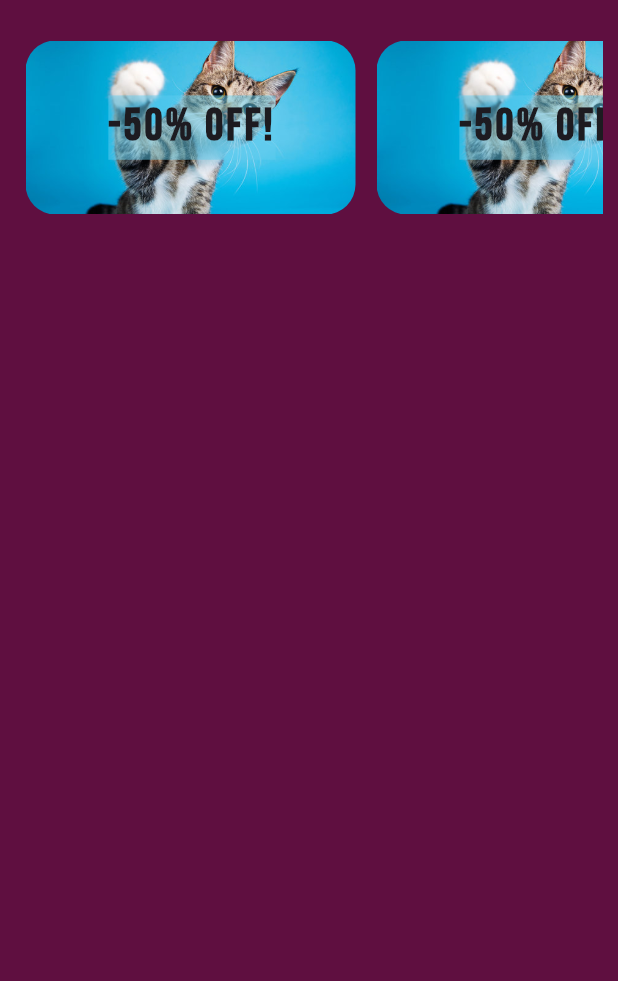
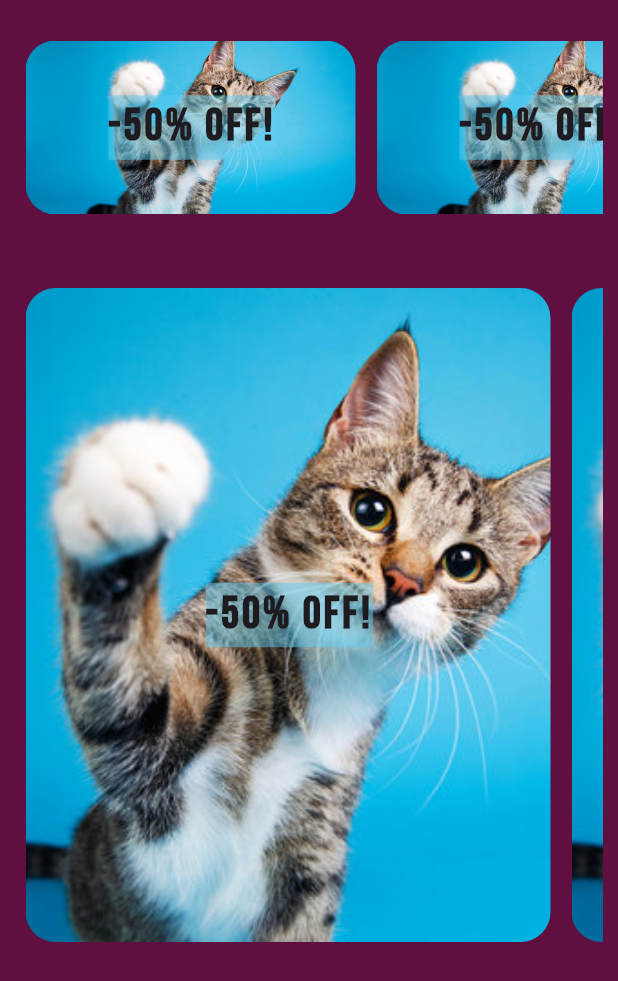
Before and after one commit to Ciapek117/PurrfectShopApp, a Flutter app: the HomePage screen opened by its route, on a phone screen of 412 x 824 dp. Shown: the top 981 px of the screen. Run offline on Flutter 3.47's test engine with Material 3 defaults, Android fonts, the phone set to English and light mode, and no system bars; our stand-ins replace cloud_firestore, firebase_auth, firebase_core, google_fonts, google_nav_bar; missing offline and left inert: dart:ffi, glowy_borders; accounts and stored records are empty.

Commit message:
Made more cats with tiles

```diff
--- a/lib/pages/home_page.dart
+++ b/lib/pages/home_page.dart
@@ -22,10 +22,26 @@ class HomePage extends StatelessWidget {
                       backgroundColor: Color(0xFF61ccee).withOpacity(0.5),
                       text: '-50% OFF!',
                       imagePath: 'images/images_for_tiles/kot1.jpg',
+                      width: 220,
                   ))),
           ),
 
-          const SizedBox(height: 20),
+          const SizedBox(height: 5),
+
+          Padding(
+            padding: const EdgeInsets.fromLTRB(10, 10, 10, 20),
+            child: SizedBox(
+                height: 450,
+                child: ListView.builder(
+                    itemCount: 7,
+                    scrollDirection: Axis.horizontal,
+                    itemBuilder: (context, index) => CustomTile(
+                      backgroundColor: Color(0xFF61ccee).withOpacity(0.5),
+                      text: '-50% OFF!',
+                      imagePath: 'images/images_for_tiles/kot1.jpg',
+                      width: 350,
+                    ))),
+          ),
         ],
       ),
     );
--- a/lib/widgets/custom_tile.dart
+++ b/lib/widgets/custom_tile.dart
@@ -1,3 +1,5 @@
+import 'dart:ffi';
+
 import 'package:flutter/material.dart';
 import 'package:glowy_borders/glowy_borders.dart';
 import 'package:google_fonts/google_fonts.dart';
@@ -6,8 +8,9 @@ class CustomTile extends StatelessWidget {
   final Color backgroundColor;
   final String text;
   final String imagePath;
+  final double width;
 
-  CustomTile({super.key, required this.backgroundColor, required this.text, required this.imagePath});
+  CustomTile({super.key, required this.backgroundColor, required this.text, required this.imagePath, required this.width});
 
   @override
   Widget build(BuildContext context) {
@@ -25,7 +28,7 @@ class CustomTile extends StatelessWidget {
       child: Padding(
         padding: const EdgeInsets.all(0.001),
         child: Container(
-          width: 220,
+          width: width,
           decoration: BoxDecoration(
             borderRadius: BorderRadius.circular(20),
             image: DecorationImage(
```
